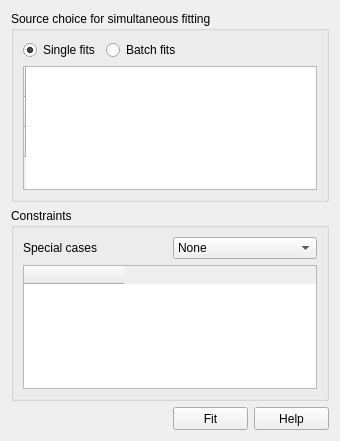
The window that src/sas/qtgui/Perspectives/Fitting/UI/ConstraintWidgetUI.ui (SasView/sasview) describes before a commit, drawn with Qt 5.
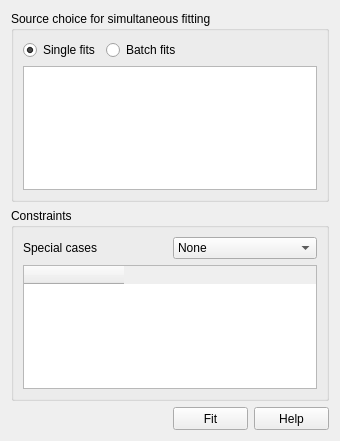
The same window after the commit.

Commit message: Context menus for tab and constraint list widgets. Dynamic bindings of add/remove for FPs and the C&S widget

```diff
--- a/src/sas/qtgui/Perspectives/Fitting/UI/ConstraintWidgetUI.ui
+++ b/src/sas/qtgui/Perspectives/Fitting/UI/ConstraintWidgetUI.ui
@@ -68,21 +68,6 @@
         <property name="selectionBehavior">
          <enum>QAbstractItemView::SelectRows</enum>
         </property>
-        <row>
-         <property name="text">
-          <string/>
-         </property>
-        </row>
-        <row>
-         <property name="text">
-          <string/>
-         </property>
-        </row>
-        <row>
-         <property name="text">
-          <string/>
-         </property>
-        </row>
        </widget>
       </item>
      </layout>
```
Left out of the diff: 6 changed lines with no effect on the pictures. The commit also changes 4 other files.
